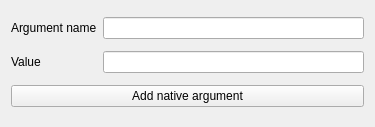
Before: the Qt Designer form gui/widgets_templates/add-native.ui in intdata-bsc/idact-gui, drawn with Qt 5.
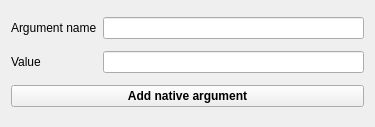
After: the same form once the commit is applied.

```diff
--- a/gui/widgets_templates/add-native.ui
+++ b/gui/widgets_templates/add-native.ui
@@ -36,6 +36,12 @@
    </item>
    <item row="2" column="0" colspan="2">
     <widget class="QPushButton" name="add_native_button">
+     <property name="font">
+      <font>
+       <weight>75</weight>
+       <bold>true</bold>
+      </font>
+     </property>
      <property name="text">
       <string>Add native argument</string>
      </property>
```
